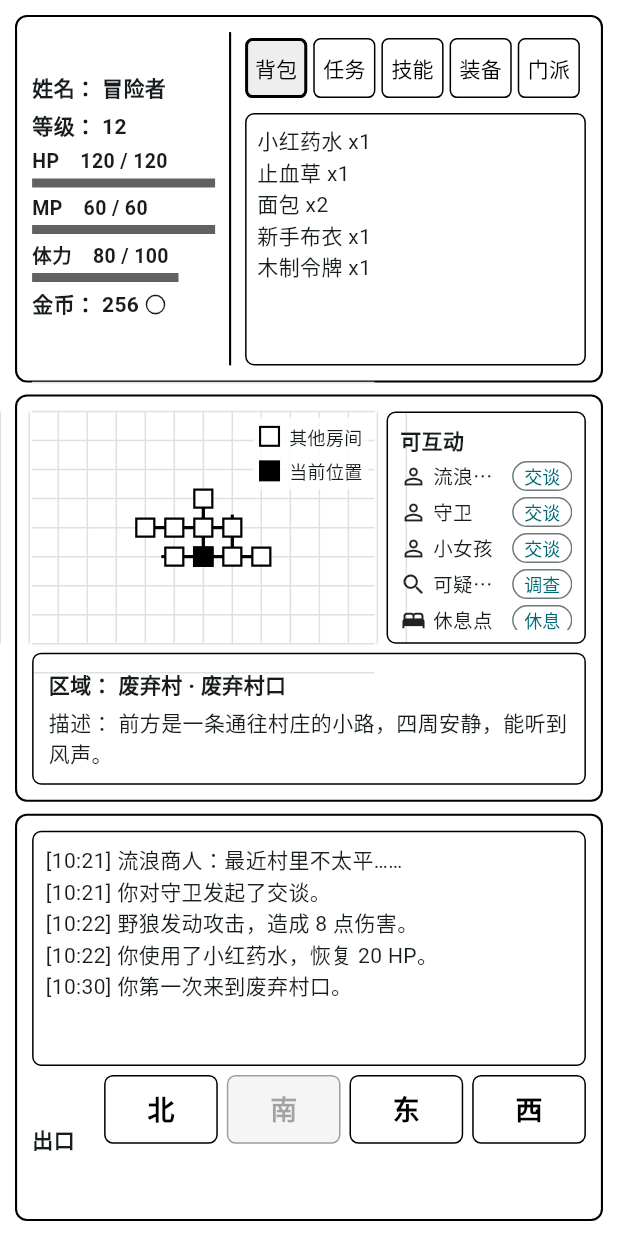
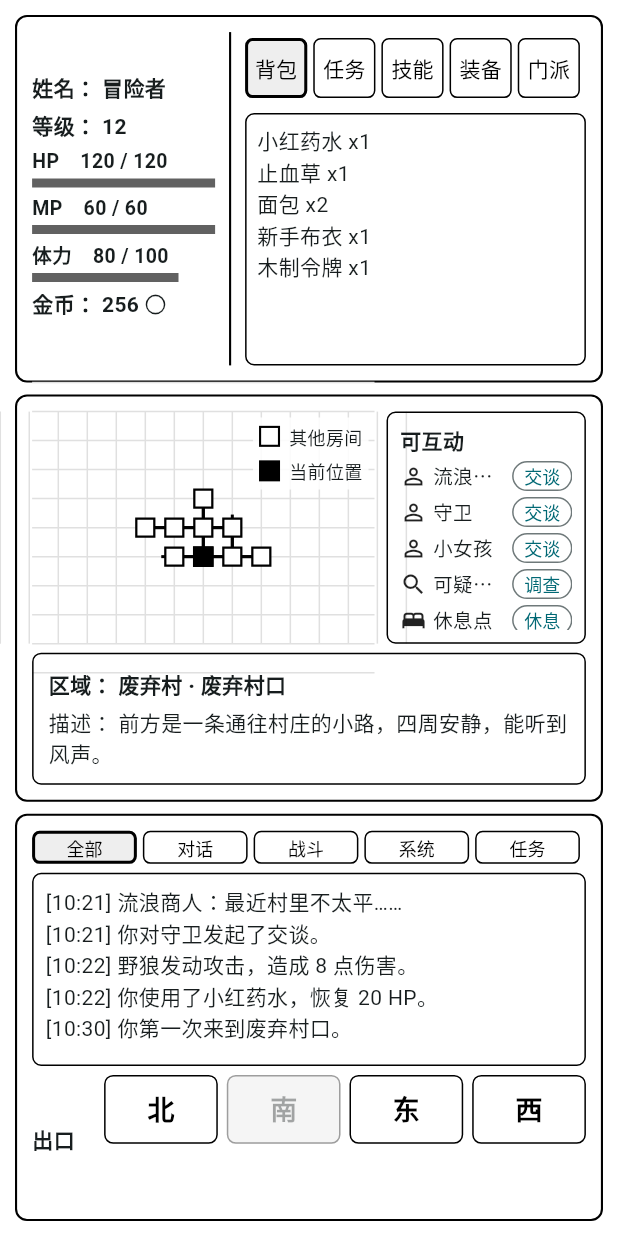
Before and after one commit to Toxicccxz/Legend-of-Heroes, a Flutter app: the GameScreen screen opened directly, after a tap on "背包", on a phone screen of 412 x 824 dp. Run offline on Flutter 3.47's test engine with Material 3 defaults, Android fonts, the phone set to English and light mode, and no system bars; our stand-ins replace flutter_riverpod, hive, hive_flutter; accounts and stored records are empty.

Commit message:
给消息面板补上 MessageFilter UI

```diff
--- a/lib/game/core/game_action.dart
+++ b/lib/game/core/game_action.dart
@@ -1,6 +1,6 @@
 enum StatusTab { inventory, quest, skill, equipment, sect }
 
-enum MessageFilter { all, dialogue, combat, system }
+enum MessageFilter { all, dialogue, combat, system, quest }
 
 sealed class GameAction {
   const GameAction();
--- a/lib/ui/widgets/action_message_panel.dart
+++ b/lib/ui/widgets/action_message_panel.dart
@@ -17,6 +17,8 @@ class ActionMessagePanel extends ConsumerWidget {
       title: '',
       child: Column(
         children: [
+          _MessageFilterBar(state: state, ref: ref),
+          const SizedBox(height: 6),
           Expanded(child: _MessageLog(state: state)),
           const SizedBox(height: 6),
           const SizedBox(height: 86, child: _ExitButtons()),
@@ -47,7 +49,9 @@ class _MessageLogState extends State<_MessageLog> {
   @override
   void didUpdateWidget(covariant _MessageLog oldWidget) {
     super.didUpdateWidget(oldWidget);
-    if (oldWidget.state.logs.length != widget.state.logs.length) {
+    if (oldWidget.state.logs.length != widget.state.logs.length ||
+        oldWidget.state.selectedMessageFilter !=
+            widget.state.selectedMessageFilter) {
       _scrollToBottomAfterLayout();
     }
   }
@@ -60,7 +64,7 @@ class _MessageLogState extends State<_MessageLog> {
 
   @override
   Widget build(BuildContext context) {
-    final logs = widget.state.logs;
+    final logs = _filteredLogs(widget.state);
     return Container(
       width: double.infinity,
       padding: const EdgeInsets.all(8),
@@ -68,14 +72,33 @@ class _MessageLogState extends State<_MessageLog> {
         border: Border.all(),
         borderRadius: BorderRadius.circular(6),
       ),
-      child: ListView(
-        controller: _scrollController,
-        children:
-            logs.map((log) {
-              return Text('[${_formatTime(log.timestamp)}] ${log.message}');
-            }).toList(),
-      ),
+      child:
+          logs.isEmpty
+              ? const Center(child: Text('暂无消息'))
+              : ListView(
+                controller: _scrollController,
+                children:
+                    logs.map((log) {
+                      return Text(
+                        '[${_formatTime(log.timestamp)}] ${log.message}',
+                      );
+                    }).toList(),
+              ),
     );
+  }
+
+  List<GameLogEntry> _filteredLogs(GameState state) {
+    return switch (state.selectedMessageFilter) {
+      MessageFilter.all => state.logs,
+      MessageFilter.dialogue =>
+        state.logs.where((log) => log.type == GameLogType.dialogue).toList(),
+      MessageFilter.combat =>
+        state.logs.where((log) => log.type == GameLogType.combat).toList(),
+      MessageFilter.system =>
+        state.logs.where((log) => log.type == GameLogType.system).toList(),
+      MessageFilter.quest =>
+        state.logs.where((log) => log.type == GameLogType.quest).toList(),
+    };
   }
 
   void _scrollToBottomAfterLayout() {
@@ -91,6 +114,68 @@ class _MessageLogState extends State<_MessageLog> {
     final hour = time.hour.toString().padLeft(2, '0');
     final minute = time.minute.toString().padLeft(2, '0');
     return '$hour:$minute';
+  }
+}
+
+class _MessageFilterBar extends StatelessWidget {
+  const _MessageFilterBar({required this.state, required this.ref});
+
+  final GameState state;
+  final WidgetRef ref;
+
+  @override
+  Widget build(BuildContext context) {
+    return Row(
+      children:
+          MessageFilter.values.map((filter) {
+            final selected = state.selectedMessageFilter == filter;
+            return Expanded(
+              child: Padding(
+                padding: const EdgeInsets.only(right: 4),
+                child: OutlinedButton(
+                  style: OutlinedButton.styleFrom(
+                    minimumSize: const Size(0, 30),
+                    padding: const EdgeInsets.symmetric(horizontal: 4),
+                    tapTargetSize: MaterialTapTargetSize.shrinkWrap,
+                    visualDensity: VisualDensity.compact,
+                    foregroundColor: Colors.black,
+                    backgroundColor:
+                        selected ? Colors.grey.shade200 : Colors.white,
+                    side: BorderSide(
+                      color: Colors.black,
+                      width: selected ? 2 : 1,
+                    ),
+                    shape: RoundedRectangleBorder(
+                      borderRadius: BorderRadius.circular(5),
+                    ),
+                  ),
+                  onPressed:
+                      () => ref
+                          .read(gameControllerProvider.notifier)
+                          .dispatch(SelectMessageFilterAction(filter)),
+                  child: Text(
+                    filter.label,
+                    maxLines: 1,
+                    overflow: TextOverflow.ellipsis,
+                    style: const TextStyle(fontSize: 12),
+                  ),
+                ),
+              ),
+            );
+          }).toList(),
+    );
+  }
+}
+
+extension MessageFilterLabel on MessageFilter {
+  String get label {
+    return switch (this) {
+      MessageFilter.all => '全部',
+      MessageFilter.dialogue => '对话',
+      MessageFilter.combat => '战斗',
+      MessageFilter.system => '系统',
+      MessageFilter.quest => '任务',
+    };
   }
 }
 
```
